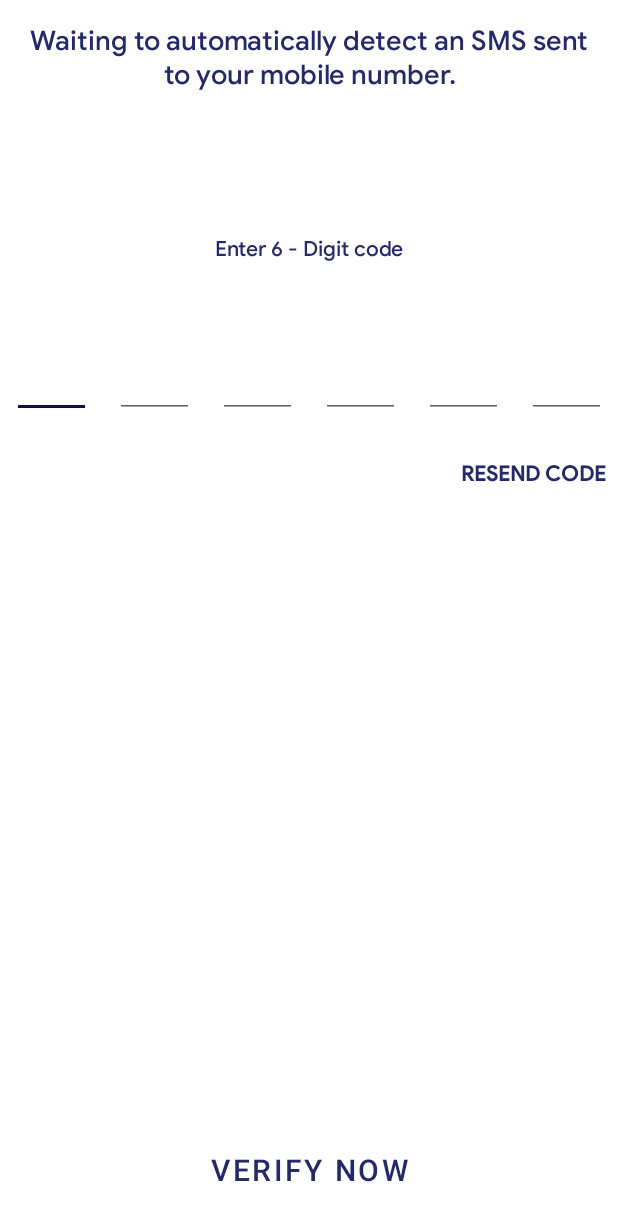
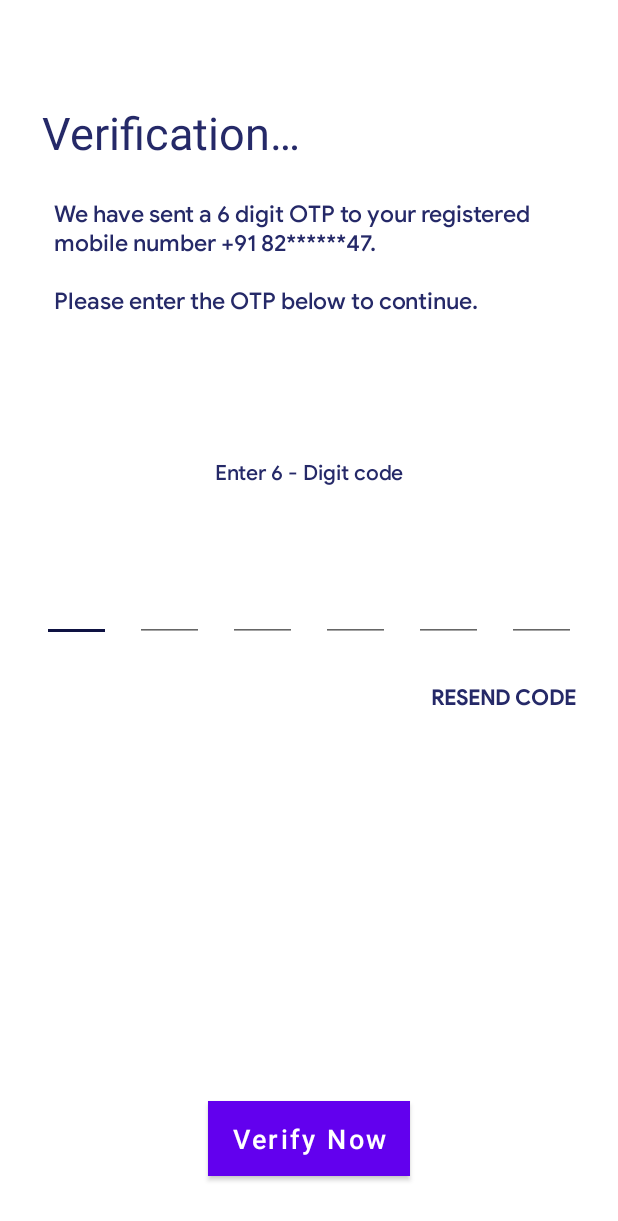
Before and after one commit to JimeshSolanki/BuyBack, an Android app: the OTPActivity screen opened directly, with no data from a screen before it, on a phone screen of 412 x 824 dp. Shown: the top 1221 px of the screen. Run offline under Robolectric (Android 15) with nearby library versions, the phone set to English and light mode, and no system bars; our stand-ins replace data binding.

```diff
--- a/app/src/main/res/layout/activity_otp.xml
+++ b/app/src/main/res/layout/activity_otp.xml
@@ -13,36 +13,37 @@
         xmlns:app="http://schemas.android.com/apk/res-auto"
         android:layout_width="match_parent"
         android:layout_height="match_parent"
+        android:padding="@dimen/_20dp"
         tools:context=".activity.OTPActivity">
 
-        <ImageView
-            android:id="@+id/iv_otp_mobile"
-            android:layout_width="@dimen/_80dp"
-            android:layout_height="@dimen/_80dp"
-            android:layout_marginStart="8dp"
-            android:layout_marginTop="@dimen/_20dp"
-            android:layout_marginEnd="8dp"
-            android:layout_marginBottom="@dimen/_20dp"
-            android:contentDescription="@string/app_name"
-            android:src="@drawable/buyback_blue"
-            android:visibility="gone"
-            app:layout_constraintEnd_toEndOf="parent"
+
+        <androidx.appcompat.widget.AppCompatTextView
+            android:id="@+id/tv_verification_label"
+            android:layout_width="wrap_content"
+            android:layout_height="wrap_content"
+            android:layout_marginTop="@dimen/_40dp"
+            android:gravity="start"
+            android:padding="@dimen/_8dp"
+            android:text="@string/verification"
+            android:textColor="@color/colorPrimary"
+            android:textSize="@dimen/_30sp"
             app:layout_constraintStart_toStartOf="parent"
             app:layout_constraintTop_toTopOf="parent" />
 
-        <TextView
+        <androidx.appcompat.widget.AppCompatTextView
             android:id="@+id/tv_otp_instruction"
-            style="@style/TextViewStyle"
             android:layout_width="match_parent"
             android:layout_height="wrap_content"
             android:layout_margin="@dimen/_8dp"
             android:layout_marginTop="@dimen/_8dp"
+            android:fontFamily="@font/googlesans_medium"
+            android:gravity="start"
             android:padding="@dimen/_8dp"
             android:text="@string/otp_instruction"
-            android:textSize="18sp"
-            app:layout_constraintEnd_toEndOf="parent"
+            android:textColor="@color/colorPrimary"
+            android:textSize="@dimen/_15sp"
             app:layout_constraintStart_toStartOf="parent"
-            app:layout_constraintTop_toTopOf="@+id/iv_otp_mobile" />
+            app:layout_constraintTop_toBottomOf="@+id/tv_verification_label" />
 
         <TextView
             android:id="@+id/tv_otp_mobile_number"
@@ -170,17 +171,17 @@
 
         <com.google.android.material.button.MaterialButton
             android:id="@+id/btn_otp_submit"
-            style="@style/Widget.MaterialComponents.Button.OutlinedButton"
             android:layout_width="wrap_content"
-            android:layout_height="wrap_content"
+            android:layout_height="@dimen/_50dp"
             android:layout_marginBottom="@dimen/_20dp"
             android:background="@color/colorAccent"
             android:onClick="@{handler::onVerifyButtonClick}"
             android:paddingStart="@dimen/_100dp"
             android:paddingEnd="@dimen/_100dp"
             android:text="@string/verify_now"
-            android:textColor="@color/colorPrimary"
-            android:textSize="@dimen/_20sp"
+            android:textAllCaps="false"
+            android:textColor="@android:color/white"
+            android:textSize="18sp"
             app:layout_constraintBottom_toBottomOf="parent"
             app:layout_constraintEnd_toEndOf="parent"
             app:layout_constraintStart_toStartOf="parent" />
--- a/app/src/main/res/values/strings.xml
+++ b/app/src/main/res/values/strings.xml
@@ -6,7 +6,7 @@
     <string name="tv_login_header"><b>Hi.</b> \nLet\'s get Started</string>
     <string name="mobile_number">Mobile Number</string>
     <string name="proceed">PROCEED</string>
-    <string name="otp_instruction">Waiting to automatically detect an SMS sent to your mobile number.</string>
+    <string name="otp_instruction">We have sent a 6 digit OTP to your registered mobile number +91 82******47. \n\nPlease enter the OTP below to continue.</string>
     <string name="tv_str_resend_code"><b>RESEND CODE</b></string>
 
     <!--Bottom Navigation Menu-->
@@ -20,4 +20,5 @@
     <string name="menu_shopping_cart">My Cart</string>
     <string name="verify_now">Verify Now</string>
     <string name="enter_6_digit_code">Enter 6 - Digit code</string>
+    <string name="verification">Verification…</string>
 </resources>
```
